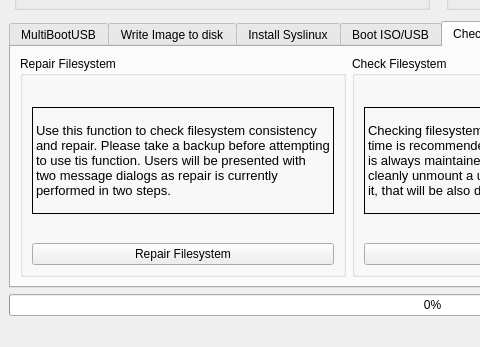
Before: the Qt Designer form scripts/gui/multibootusb.ui in mbusb/multibootusb, drawn with Qt 5; both pictures show x 0 to 480 and y 262 to 609 of the 865 by 609 pixel window.
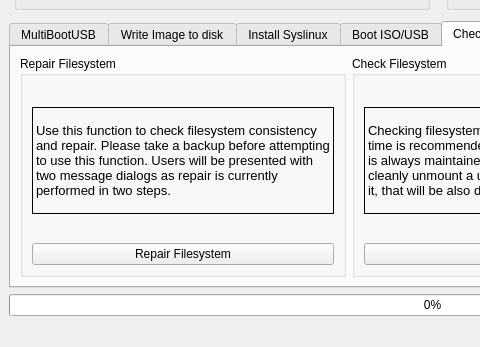
After: the same form once the commit is applied. Icons and pictures are not drawn.

What changed in the file:
```diff
--- a/scripts/gui/multibootusb.ui
+++ b/scripts/gui/multibootusb.ui
@@ -949,7 +949,7 @@
 &lt;p style=&quot;-qt-paragraph-type:empty; margin-top:0px; margin-bottom:0px; margin-left:0px; margin-right:0px; -qt-block-indent:0; text-indent:0px;&quot;&gt;&lt;br /&gt;&lt;/p&gt;
 &lt;p style=&quot; margin-top:0px; margin-bottom:0px; margin-left:0px; margin-right:0px; -qt-block-indent:0; text-indent:0px;&quot;&gt;Use this function to check filesystem consistency&lt;/p&gt;
 &lt;p style=&quot; margin-top:0px; margin-bottom:0px; margin-left:0px; margin-right:0px; -qt-block-indent:0; text-indent:0px;&quot;&gt;and repair. Please take a backup before attempting&lt;/p&gt;
-&lt;p style=&quot; margin-top:0px; margin-bottom:0px; margin-left:0px; margin-right:0px; -qt-block-indent:0; text-indent:0px;&quot;&gt;to use tis function. Users will be presented with&lt;/p&gt;
+&lt;p style=&quot; margin-top:0px; margin-bottom:0px; margin-left:0px; margin-right:0px; -qt-block-indent:0; text-indent:0px;&quot;&gt;to use this function. Users will be presented with&lt;/p&gt;
 &lt;p style=&quot; margin-top:0px; margin-bottom:0px; margin-left:0px; margin-right:0px; -qt-block-indent:0; text-indent:0px;&quot;&gt;two message dialogs as repair is currently &lt;/p&gt;
 &lt;p style=&quot; margin-top:0px; margin-bottom:0px; margin-left:0px; margin-right:0px; -qt-block-indent:0; text-indent:0px;&quot;&gt;performed in two steps.&lt;/p&gt;
 &lt;p align=&quot;justify&quot; style=&quot;-qt-paragraph-type:empty; margin-top:0px; margin-bottom:0px; margin-left:0px; margin-right:0px; -qt-block-indent:0; text-indent:0px;&quot;&gt;&lt;br /&gt;&lt;/p&gt;&lt;/body&gt;&lt;/html&gt;</string>
```
